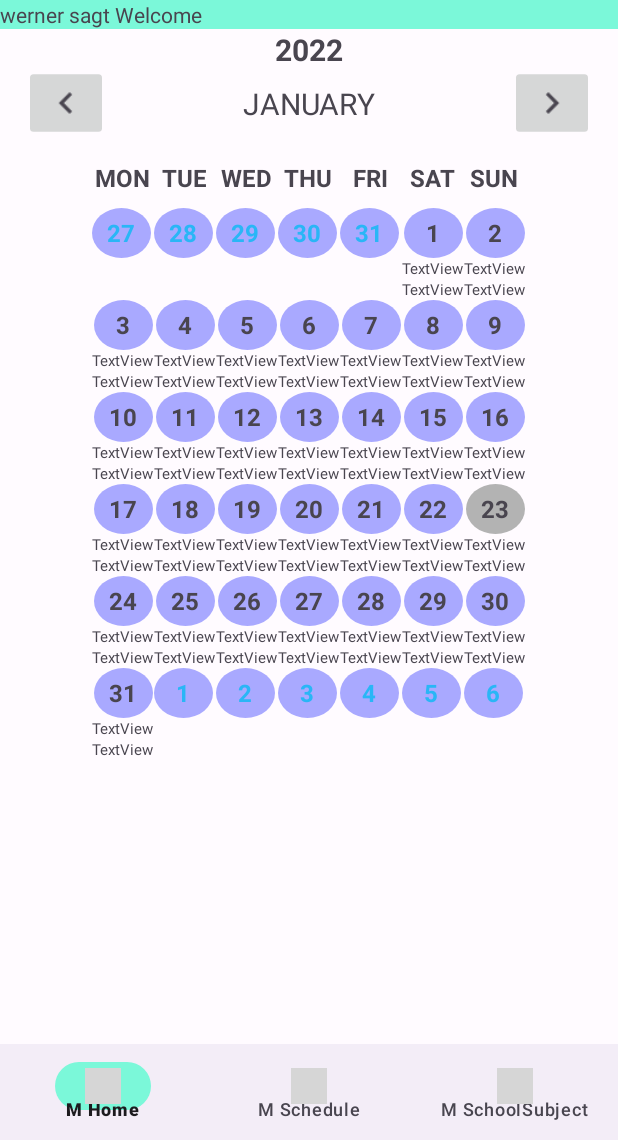
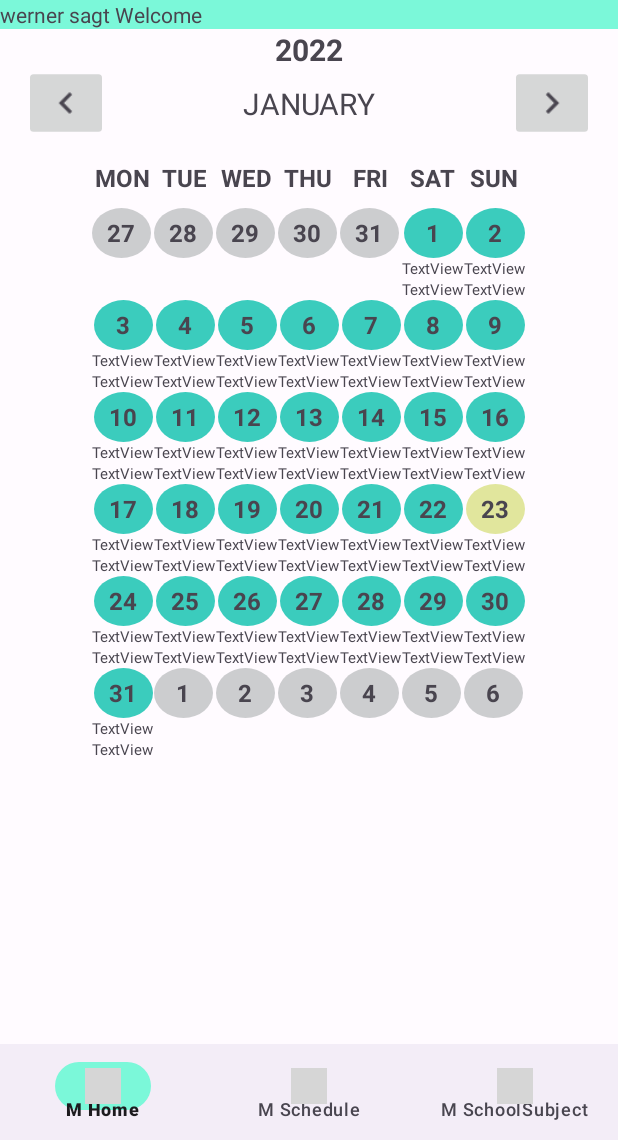
Before and after one commit to GeosphereWeb/NewHomeworkBook, an Android app: the screen it shows after launch (MainActivity), on a phone screen of 412 x 824 dp, the part 96-1236 px from its top. Run offline under Robolectric (Android 15) with nearby library versions, the phone set to English and light mode, and no system bars; our stand-ins replace navigation-ui; grey boxes are pictures that could not be loaded.

Commit message:
Kalender Visualisierung richtig.

```diff
--- a/app/src/main/java/com/example/newhomeworkbook/Kalender/KalenderViewAdapter.java
+++ b/app/src/main/java/com/example/newhomeworkbook/Kalender/KalenderViewAdapter.java
@@ -1,8 +1,6 @@
 package com.example.newhomeworkbook.Kalender;
 
-import android.graphics.BlendMode;
-import android.graphics.BlendModeColorFilter;
-import android.graphics.Color;
+import android.graphics.drawable.GradientDrawable;
 import android.view.LayoutInflater;
 import android.view.View;
 import android.view.ViewGroup;
@@ -77,11 +75,17 @@ public class KalenderViewAdapter extends RecyclerView.Adapter {
         // Diese Methode bindet die Infos auf die ItemView
         KalenderDayModel kalenderDayModel = monatsModell.get(position);
         if (kalenderDayModel instanceof DayOfTheWeek) {
+            /////////////////////////////////////
+            // DayOfTheWeek                    //
+            /////////////////////////////////////
             DayOfTheWeek tmpDayOfTheWeek = (DayOfTheWeek) monatsModell.get(position);
 
             ((KalenderItemWeeknameViewHolder) holder).setDayOfWeekValue(tmpDayOfTheWeek.ordinal());
 
         } else if (kalenderDayModel instanceof DayModel) {
+            ///////////////////////////////////////
+            // DayModel                         //
+            /////////////////////////////////////
             DayModel tmpDayModel = (DayModel) monatsModell.get(position);
             int dayOfMonth = tmpDayModel.getDate().getDayOfMonth();
 
@@ -89,13 +93,19 @@ public class KalenderViewAdapter extends RecyclerView.Adapter {
             TextView tagesDatumTextView = kalenderItemDayViewHolder.getTagesDatum();
             LinearLayout addonsLinearLayout = kalenderItemDayViewHolder.getAddons();
 
+            // Datum eintragen
+            tagesDatumTextView.setText(String.valueOf(dayOfMonth));
+
+
+            // Farbliche differenzierung
             /*
-              Was nicht zum aktuellen Monat gehört wird anders angezeigt.
+              Was zum aktuellen Monat gehört wird anders angezeigt.
              */
-            if (tmpDayModel.getZugehoerigkeit() != Zugehoerigkeit.AKTUELLN_MONAT) {
-//                tagesDatumTextView.setVisibility(View.INVISIBLE);
-                addonsLinearLayout.setVisibility(View.GONE);
-                tagesDatumTextView.getBackground().setColorFilter(new BlendModeColorFilter(Color.LTGRAY, BlendMode.COLOR));
+            if (tmpDayModel.getZugehoerigkeit() == Zugehoerigkeit.AKTUELLN_MONAT) {
+                addonsLinearLayout.setVisibility(View.VISIBLE);
+//                tagesDatumTextView.getBackground().setColorFilter(new BlendModeColorFilter(Color.YELLOW, BlendMode.OVERLAY));
+                GradientDrawable background = (GradientDrawable) tagesDatumTextView.getBackground();
+                background.setColor(ContextCompat.getColor(holder.itemView.getContext(), R.color.kalender_light_day_in_month));
 
                 //                tagesDatumTextView.getForeground().setColorFilter(new BlendModeColorFilter(Color.GREEN, BlendMode.OVERLAY));
 
@@ -107,16 +117,33 @@ public class KalenderViewAdapter extends RecyclerView.Adapter {
                 //                (For API < 23)
                 //                mTextView.setTextColor(getResources().getColor(R.color.<name_of_color>));
                 //                tagesDatumTextView.setTextColor(Color.GRAY);
-                tagesDatumTextView.setTextColor(ContextCompat.getColor(tagesDatumTextView.getContext(), R.color.light_blue_400));
+            } else {
+                //                tagesDatumTextView.setVisibility(View.INVISIBLE);
+                addonsLinearLayout.setVisibility(View.GONE);
+                GradientDrawable background = (GradientDrawable) tagesDatumTextView.getBackground();
+                background.setColor(ContextCompat.getColor(holder.itemView.getContext(), R.color.kalender_light_day_after_month));
+//                tagesDatumTextView.getBackground().setColorFilter(new BlendModeColorFilter(Color.LTGRAY, BlendMode.COLOR));
+
+                //                tagesDatumTextView.getForeground().setColorFilter(new BlendModeColorFilter(Color.GREEN, BlendMode.OVERLAY));
+
+                //                Or if you have defined color code in resource's color.xml file than
+                //
+                //                (From API >= 23)
+                //                mTextView.setTextColor(ContextCompat.getColor(context, R.color.<name_of_color>));
+                //
+                //                (For API < 23)
+                //                mTextView.setTextColor(getResources().getColor(R.color.<name_of_color>));
+                //                tagesDatumTextView.setTextColor(Color.GRAY);
+//                tagesDatumTextView.setTextColor(ContextCompat.getColor(tagesDatumTextView.getContext(), R.color.light_blue_400));
             }
+
+
 
             // Das Aktuelle Datum wird hervorgehoben
             if (tmpDayModel.getDate().isEqual(aktDatum)) {
-                tagesDatumTextView.setText(String.valueOf(dayOfMonth));
-                tagesDatumTextView.getBackground().setColorFilter(new BlendModeColorFilter(Color.DKGRAY, BlendMode.COLOR));
-            } else {
-                tagesDatumTextView.setText(String.valueOf(dayOfMonth));
-                tagesDatumTextView.getBackground().setColorFilter(new BlendModeColorFilter(Color.BLUE, BlendMode.COLOR));
+//                tagesDatumTextView.getBackground().setColorFilter(new BlendModeColorFilter(Color.DKGRAY, BlendMode.COLOR));
+                GradientDrawable background = (GradientDrawable) tagesDatumTextView.getBackground();
+                background.setColor(ContextCompat.getColor(holder.itemView.getContext(), R.color.kalender_light_day_actual));
             }
 
         }
@@ -232,7 +259,7 @@ public class KalenderViewAdapter extends RecyclerView.Adapter {
 
             // Tage vor dem aktuellen Monat werden eingetragen
             for (int i = 1; i < firstDayOfWeek; i++) {
-                monthModel.add(new DayModel(firstDayInMonth.minusDays(firstDayOfWeek-i), Zugehoerigkeit.VORHERIGER_MONAT));
+                monthModel.add(new DayModel(firstDayInMonth.minusDays(firstDayOfWeek - i), Zugehoerigkeit.VORHERIGER_MONAT));
             }
 
             // Tage im aktuellen Monat werden eingetragen
--- a/app/src/main/res/values/colors.xml
+++ b/app/src/main/res/values/colors.xml
@@ -59,4 +59,9 @@
     <color name="gray_400">#FFBDBDBD</color>
     <color name="gray_600">#FF757575</color>
 
+    <color name="kalender_light_day_actual">#E1E69D</color>
+    <color name="kalender_light_day_in_month">#3BCCBD</color>
+    <color name="kalender_light_day_pre_month">#60778180</color>
+    <color name="kalender_light_day_after_month">#60778180</color>
+
 </resources>
--- a/app/src/main/res/values/styles.xml
+++ b/app/src/main/res/values/styles.xml
@@ -1,4 +1,5 @@
 <resources>
-
+    <style name="Widget.Theme.EigeneView.MyView" parent="">
+    </style>
 
 </resources>
```
Lines whose indentation alone changed are shown as unchanged.
